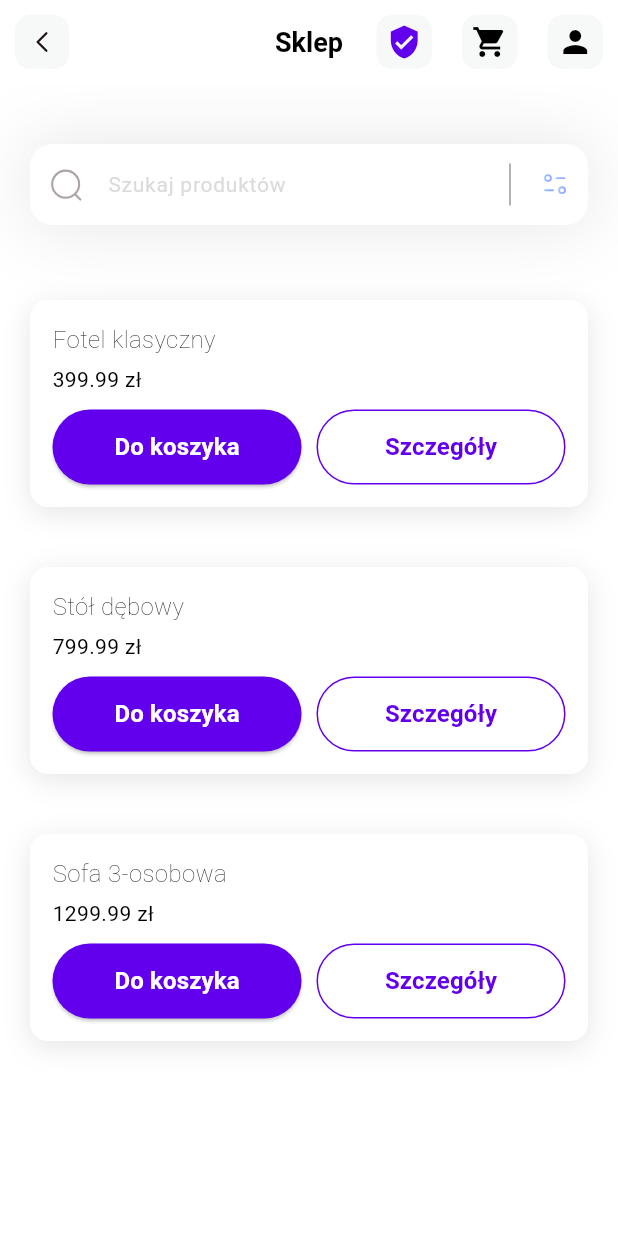
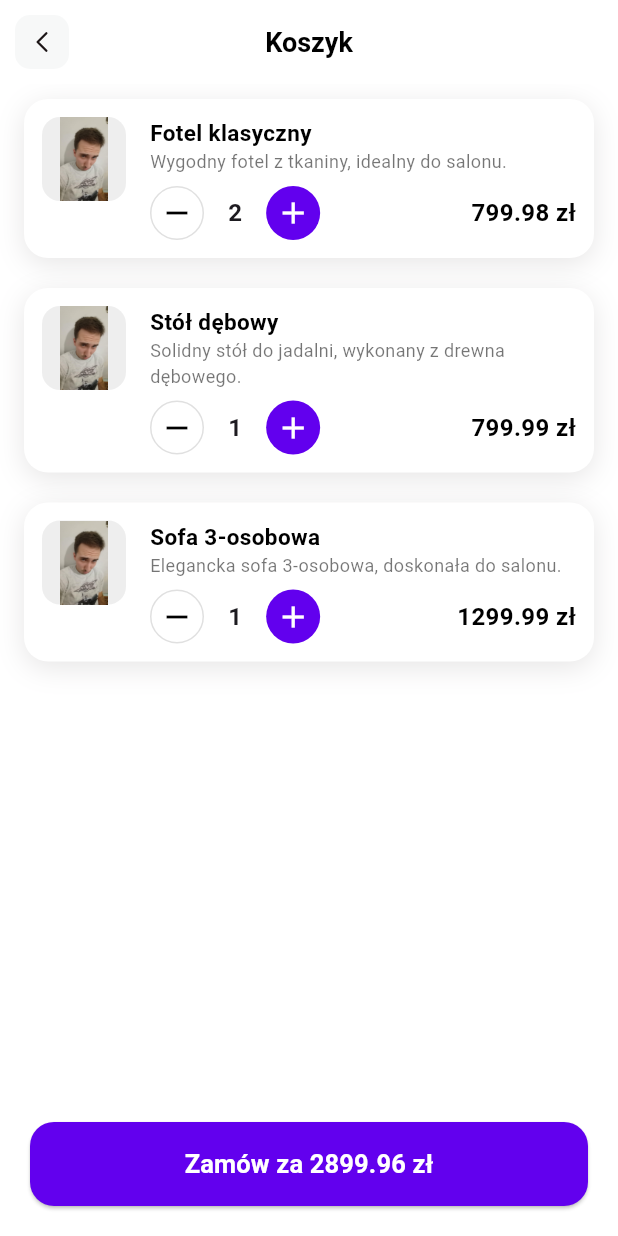
Before and after one commit to Talandar99/group_project_6th_sem, a Flutter app: the screen it shows after launch, after a tap on the "shopping cart" icon, on a phone screen of 412 x 824 dp. Run offline on Flutter 3.47's test engine with Material 3 defaults, Android fonts, the phone set to English and light mode, and no system bars; our stand-ins replace flutter_svg, get_it, shared_preferences; network calls fail; Roboto replaces fonts that are missing (Poppins).

Commit message:
cart page plus some fixes
Created new cart page with some items.
Fixed navigation bar in every view.
Completed search field

```diff
--- a/frontend/lib/main.dart
+++ b/frontend/lib/main.dart
@@ -1,4 +1,5 @@
 import 'package:frontend/pages/home.dart';
+import 'package:frontend/pages/cart.dart';
 import 'dart:io';
 import 'package:flutter/material.dart';
 import 'package:frontend/services/get_it_dependency_injection.dart';
@@ -26,6 +27,9 @@ class MyApp extends StatelessWidget {
       debugShowCheckedModeBanner: false,
       theme: ThemeData(fontFamily: 'Poppins'),
       home: HomePage(),
+      routes: {
+        '/cart': (context) => CartPage(),
+      },
     );
   }
 }
--- /dev/null
+++ b/frontend/lib/pages/cart.dart
@@ -0,0 +1,307 @@
+import 'package:flutter/material.dart';
+import '../theme/app_colors.dart';
+import '../widgets/custom_app_bar.dart';
+
+class CartItem {
+  final int id;
+  final String name;
+  final String description;
+  final double price;
+  final String image;
+  int quantity;
+
+  CartItem({
+    required this.id,
+    required this.name,
+    required this.description,
+    required this.price,
+    required this.image,
+    this.quantity = 1,
+  });
+}
+
+class CartPage extends StatefulWidget {
+  const CartPage({super.key});
+
+  @override
+  State<CartPage> createState() => _CartPageState();
+}
+
+class _CartPageState extends State<CartPage> {
+  List<CartItem> cartItems = [
+    CartItem(
+      id: 1,
+      name: 'Fotel klasyczny',
+      description: 'Wygodny fotel z tkaniny, idealny do salonu.',
+      price: 399.99,
+      image: 'assets/icons/table.jpg',
+      quantity: 2,
+    ),
+    CartItem(
+      id: 2,
+      name: 'Stół dębowy',
+      description: 'Solidny stół do jadalni, wykonany z drewna dębowego.',
+      price: 799.99,
+      image: 'assets/icons/table.jpg',
+      quantity: 1,
+    ),
+    CartItem(
+      id: 3,
+      name: 'Sofa 3-osobowa',
+      description: 'Elegancka sofa 3-osobowa, doskonała do salonu.',
+      price: 1299.99,
+      image: 'assets/icons/table.jpg',
+      quantity: 1,
+    ),
+  ];
+
+  double get totalPrice => cartItems.fold(
+      0, (sum, item) => sum + item.price * item.quantity);
+
+  void increaseQuantity(int index) {
+    setState(() {
+      cartItems[index].quantity++;
+    });
+  }
+
+  void decreaseQuantity(int index) {
+    setState(() {
+      cartItems[index].quantity--;
+      if (cartItems[index].quantity <= 0) {
+        cartItems.removeAt(index);
+      }
+    });
+  }
+
+  Widget quantitySelector(int index) {
+    return Row(
+      children: [
+        InkWell(
+          onTap: () => decreaseQuantity(index),
+          borderRadius: BorderRadius.circular(100),
+          child: Container(
+            width: 36,
+            height: 36,
+            decoration: BoxDecoration(
+              color: cartItems[index].quantity <= 0 ? Colors.grey[100] : AppColors.white,
+              borderRadius: BorderRadius.circular(100),
+              border: Border.all(
+                color: cartItems[index].quantity <= 0 ? Colors.grey[200]! : Colors.grey[300]!,
+              ),
+            ),
+            child: Icon(
+              Icons.remove,
+              color: cartItems[index].quantity <= 0 ? Colors.grey[400] : Colors.black,
+            ),
+          ),
+        ),
+        Padding(
+          padding: const EdgeInsets.symmetric(horizontal: 16),
+          child: Text(
+            '${cartItems[index].quantity}',
+            style: const TextStyle(
+              fontWeight: FontWeight.bold,
+              fontSize: 16,
+            ),
+          ),
+        ),
+        InkWell(
+          onTap: () => increaseQuantity(index),
+          borderRadius: BorderRadius.circular(100),
+          child: Container(
+            width: 36,
+            height: 36,
+            decoration: BoxDecoration(
+              color: AppColors.primary,
+              borderRadius: BorderRadius.circular(100),
+            ),
+            child: const Icon(
+              Icons.add,
+              color: Colors.white,
+            ),
+          ),
+        ),
+      ],
+    );
+  }
+
+  @override
+  void didChangeDependencies() {
+    super.didChangeDependencies();
+    final args = ModalRoute.of(context)?.settings.arguments;
+    if (args is Map) {
+      final int id = args['id'];
+      final String name = args['name'];
+      final String description = args['description'];
+      final double price = args['price'];
+      final String image = args['image'];
+      final int quantity = args['quantity'];
+
+      final existingIndex = cartItems.indexWhere((item) => item.id == id);
+      if (existingIndex >= 0) {
+        setState(() {
+          cartItems[existingIndex].quantity += quantity;
+        });
+      } else {
+        setState(() {
+          cartItems.add(CartItem(
+            id: id,
+            name: name,
+            description: description,
+            price: price,
+            image: image,
+            quantity: quantity,
+          ));
+        });
+      }
+    }
+  }
+
+  @override
+  Widget build(BuildContext context) {
+    return Scaffold(
+      backgroundColor: AppColors.white,
+      appBar: CustomAppBar(
+        title: 'Koszyk',
+        showActions: false,
+        onBackTap: () {
+          Navigator.pop(context);
+        },
+      ),
+      body: cartItems.isEmpty
+          ? const Center(
+              child: Text(
+                'Twój koszyk jest pusty',
+                style: TextStyle(color: Colors.black),
+              ),
+            )
+          : Column(
+              children: [
+                Expanded(
+                  child: ListView.builder(
+                    itemCount: cartItems.length,
+                    itemBuilder: (context, index) {
+                      final item = cartItems[index];
+                      return Container(
+                        margin: const EdgeInsets.symmetric(
+                            horizontal: 16, vertical: 10),
+                        padding: const EdgeInsets.all(12),
+                        decoration: BoxDecoration(
+                          color: Colors.white,
+                          borderRadius: BorderRadius.circular(16),
+                          boxShadow: [
+                            BoxShadow(
+                              color: AppColors.shadow,
+                              blurRadius: 15,
+                              offset: Offset(0, 4),
+                            ),
+                          ],
+                        ),
+                        child: Row(
+                          crossAxisAlignment: CrossAxisAlignment.start,
+                          children: [
+                            Container(
+                              width: 56,
+                              height: 56,
+                              decoration: BoxDecoration(
+                                color: Colors.grey[200],
+                                borderRadius: BorderRadius.circular(12),
+                              ),
+                              child: item.image.isNotEmpty
+                                  ? Image.asset(
+                                      item.image,
+                                      fit: BoxFit.contain,
+                                    )
+                                  : const Icon(Icons.image, color: Colors.black),
+                            ),
+                            const SizedBox(width: 16),
+                            Expanded(
+                              child: Column(
+                                crossAxisAlignment: CrossAxisAlignment.start,
+                                children: [
+                                  Text(
+                                    item.name,
+                                    style: const TextStyle(
+                                      color: Colors.black,
+                                      fontWeight: FontWeight.bold,
+                                      fontSize: 15,
+                                    ),
+                                  ),
+                                  Text(
+                                    item.description,
+                                    style: const TextStyle(
+                                      color: Colors.black54,
+                                      fontSize: 12,
+                                    ),
+                                  ),
+                                  const SizedBox(height: 8),
+                                  Row(
+                                    children: [
+                                      quantitySelector(index),
+                                      const Spacer(),
+                                      Text(
+                                        '${(item.price * item.quantity).toStringAsFixed(2)} zł',
+                                        style: const TextStyle(
+                                          color: Colors.black,
+                                          fontWeight: FontWeight.bold,
+                                          fontSize: 16,
+                                        ),
+                                      ),
+                                    ],
+                                  ),
+                                ],
+                              ),
+                            ),
+                          ],
+                        ),
+                      );
+                    },
+                  ),
+                ),
+                Container(
+                  padding: const EdgeInsets.all(20),
+                  decoration: const BoxDecoration(
+                    color: Colors.white,
+                    borderRadius: BorderRadius.vertical(top: Radius.circular(24)),
+                  ),
+                  child: SafeArea(
+                    top: false,
+                    child: SizedBox(
+                      width: double.infinity,
+                      height: 56,
+                      child: ElevatedButton(
+                        style: ElevatedButton.styleFrom(
+                          backgroundColor: AppColors.primary,
+                          shape: RoundedRectangleBorder(
+                            borderRadius: BorderRadius.circular(16),
+                          ),
+                        ),
+                        onPressed: cartItems.isEmpty
+                            ? null
+                            : () {
+                                ScaffoldMessenger.of(context).showSnackBar(
+                                  const SnackBar(
+                                    content: Text('Zamówienie złożone!'),
+                                  ),
+                                );
+                                setState(() {
+                                  cartItems.clear();
+                                });
+                              },
+                        child: Text(
+                          'Zamów za ${totalPrice.toStringAsFixed(2)} zł',
+                          style: const TextStyle(
+                            color: Colors.white,
+                            fontWeight: FontWeight.bold,
+                            fontSize: 17,
+                          ),
+                        ),
+                      ),
+                    ),
+                  ),
+                ),
+              ],
+            ),
+    );
+  }
+}
--- a/frontend/lib/pages/home.dart
+++ b/frontend/lib/pages/home.dart
@@ -1,6 +1,7 @@
 import 'package:flutter/material.dart';
 import 'package:frontend/pages/login.dart';
 import 'package:frontend/pages/product_details_page.dart';
+import 'package:frontend/theme/app_text_styles.dart';
 import '../theme/app_colors.dart';
 import '../widgets/custom_app_bar.dart';
 import '../widgets/product_list.dart';
@@ -15,7 +16,7 @@ class HomePage extends StatefulWidget {
 }
 
 class _HomePageState extends State<HomePage> {
-  final List<ProductModel> _products = [
+  final List<ProductModel> _allProducts = [
     ProductModel(
       id: 1,
       name: 'Fotel klasyczny',
@@ -38,6 +39,27 @@ class _HomePageState extends State<HomePage> {
       description: 'Elegancka sofa 3-osobowa, doskonała do salonu.',
     ),
   ];
+
+  List<ProductModel> _products = [];
+  String _searchQuery = '';
+
+  @override
+  void initState() {
+    super.initState();
+    _products = List.from(_allProducts);
+  }
+
+  void _onSearchChanged(String query) {
+    setState(() {
+      _searchQuery = query;
+      _products = _allProducts
+          .where((product) =>
+              product.name.toLowerCase().contains(query.toLowerCase()) ||
+              product.description.toLowerCase().contains(query.toLowerCase()))
+          .toList();
+    });
+  }
+
   @override
   Widget build(BuildContext context) {
     return Scaffold(
@@ -49,7 +71,8 @@ class _HomePageState extends State<HomePage> {
             MaterialPageRoute(builder: (context) => Login()),
           );
         },
-        onBackTap: () {},
+        showActions: true,
+        onBackTap: null,
       ),
       backgroundColor: AppColors.white,
       body: LayoutBuilder(
@@ -60,8 +83,7 @@ class _HomePageState extends State<HomePage> {
               horizontal:
                   isWideScreen
                       ? constraints.maxWidth * 0.2
-                      : 20, // Wider padding for PC
-
+                      : 20,
             ),
             children: [
               Padding(
@@ -77,8 +99,7 @@ class _HomePageState extends State<HomePage> {
                     Navigator.push(
                       context,
                       MaterialPageRoute(
-                        builder:
-                            (context) => ProductDetailsPage(product: product),
+                        builder: (context) => ProductDetailsPage(product: product),
                       ),
                     );
                   },
@@ -91,7 +112,7 @@ class _HomePageState extends State<HomePage> {
     );
   }
 
-  Container _searchField() {
+  Widget _searchField() {
     return Container(
       margin: EdgeInsets.only(top: 40),
       decoration: BoxDecoration(
@@ -99,7 +120,24 @@ class _HomePageState extends State<HomePage> {
           BoxShadow(color: AppColors.shadow, blurRadius: 40, spreadRadius: 0),
         ],
       ),
-      child: SearchField(),
+      child: TextField(
+        onChanged: _onSearchChanged,
+        decoration: InputDecoration(
+          filled: true,
+          fillColor: AppColors.white,
+          contentPadding: EdgeInsets.all(15),
+          hintText: 'Szukaj produktów',
+          hintStyle: AppTextStyles.hint,
+          prefixIcon: Padding(
+            padding: const EdgeInsets.all(12),
+            child: Icon(Icons.search, color: AppColors.iconColor),
+          ),
+          border: OutlineInputBorder(
+            borderRadius: BorderRadius.circular(15),
+            borderSide: BorderSide.none,
+          ),
+        ),
+      ),
     );
   }
 }
--- a/frontend/lib/pages/login.dart
+++ b/frontend/lib/pages/login.dart
@@ -64,6 +64,7 @@ class Login extends StatelessWidget {
         onBackTap: () {
           Navigator.pop(context);
         },
+        showActions: false,
       ),
       backgroundColor: AppColors.white,
       body: LayoutBuilder(
--- a/frontend/lib/widgets/custom_app_bar.dart
+++ b/frontend/lib/widgets/custom_app_bar.dart
@@ -1,5 +1,6 @@
 import 'package:flutter/material.dart';
 import 'package:flutter_svg/svg.dart';
+import 'package:frontend/pages/cart.dart';
 import 'package:frontend/pages/profile.dart';
 import '../theme/app_colors.dart';
 import '../theme/app_text_styles.dart';
@@ -8,12 +9,14 @@ class CustomAppBar extends StatelessWidget implements PreferredSizeWidget {
   final String title;
   final VoidCallback? onProfileTap;
   final VoidCallback? onBackTap;
+  final bool showActions;
 
   const CustomAppBar({
     super.key,
     required this.title,
     this.onProfileTap,
     this.onBackTap,
+    this.showActions = true,
   });
 
   @override
@@ -23,8 +26,12 @@ class CustomAppBar extends StatelessWidget implements PreferredSizeWidget {
       backgroundColor: AppColors.white,
       elevation: 0,
       centerTitle: true,
-      leading: GestureDetector(
-        onTap: onBackTap,
+      leading: onBackTap == null
+          ? null
+          : GestureDetector(
+              onTap: onBackTap ?? () {
+                Navigator.maybePop(context);
+              },
               child: Container(
                 margin: EdgeInsets.all(10),
                 alignment: Alignment.center,
@@ -39,7 +46,8 @@ class CustomAppBar extends StatelessWidget implements PreferredSizeWidget {
                 ),
               ),
             ),
-      actions: [
+      actions: showActions
+          ? [
               GestureDetector(
                 onTap: () {
                   Navigator.push(
@@ -59,7 +67,12 @@ class CustomAppBar extends StatelessWidget implements PreferredSizeWidget {
                 ),
               ),
               GestureDetector(
-          onTap: () {}, //TODO add action after tapping button
+                onTap: () {
+                  Navigator.push(
+                    context,
+                    MaterialPageRoute(builder: (context) => CartPage()),
+                  );
+                },
                 child: Container(
                   margin: EdgeInsets.all(10),
                   alignment: Alignment.center,
@@ -84,7 +97,8 @@ class CustomAppBar extends StatelessWidget implements PreferredSizeWidget {
                   child: Icon(Icons.person, color: AppColors.iconColor),
                 ),
               ),
-      ],
+            ]
+          : [],
     );
   }
 
--- a/frontend/lib/widgets/product_tile.dart
+++ b/frontend/lib/widgets/product_tile.dart
@@ -19,6 +19,21 @@ class ProductTile extends StatelessWidget {
 
   @override
   Widget build(BuildContext context) {
+    String? imageAsset;
+    switch (product.id) {
+      case 1:
+        imageAsset = 'assets/icons/table.jpg';
+        break;
+      case 2:
+        imageAsset = 'assets/icons/table.jpg';
+        break;
+      case 3:
+        imageAsset = 'assets/icons/table.jpg';
+        break;
+      default:
+        imageAsset = null;
+    }
+
     return Container(
       margin: const EdgeInsets.symmetric(vertical: 10),
       padding: const EdgeInsets.all(15),
@@ -36,6 +51,19 @@ class ProductTile extends StatelessWidget {
       child: Column(
         crossAxisAlignment: CrossAxisAlignment.start,
         children: [
+          if (imageAsset != null)
+            Padding(
+              padding: const EdgeInsets.only(bottom: 10),
+              child: ClipRRect(
+                borderRadius: BorderRadius.circular(8),
+                child: Image.asset(
+                  imageAsset,
+                  height: 120,
+                  width: double.infinity,
+                  fit: BoxFit.cover,
+                ),
+              ),
+            ),
           Text(product.name, style: AppTextStyles.subheading),
           const Padding(padding: EdgeInsets.only(top: 5)),
           Text(
@@ -60,6 +88,5 @@ class ProductTile extends StatelessWidget {
         ],
       ),
     );
-    throw UnimplementedError();
   }
 }
```
Also changed, not shown: frontend/lib/pages/product_details_page.dart (+63 -17 lines), frontend/lib/pages/profile.dart (+9 -20 lines), frontend/assets/icons/table.jpg (added), frontend/lib/widgets/email_field.dart (added), frontend/lib/widgets/password_field.dart (added). Lines whose indentation alone changed are shown as unchanged.
